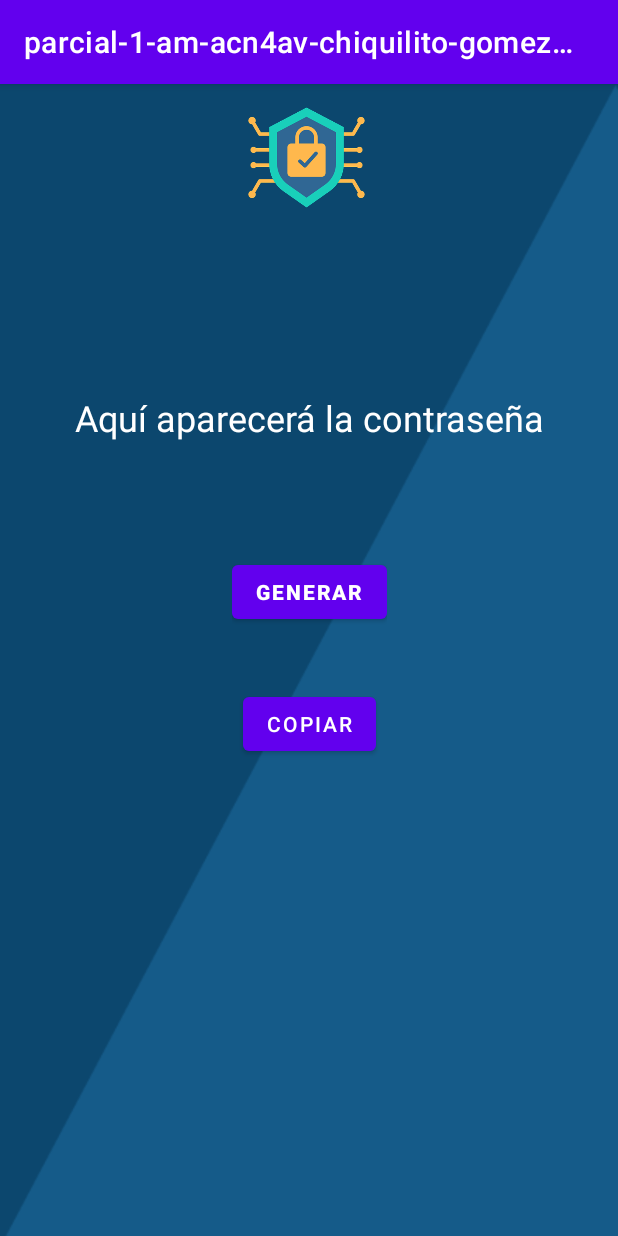
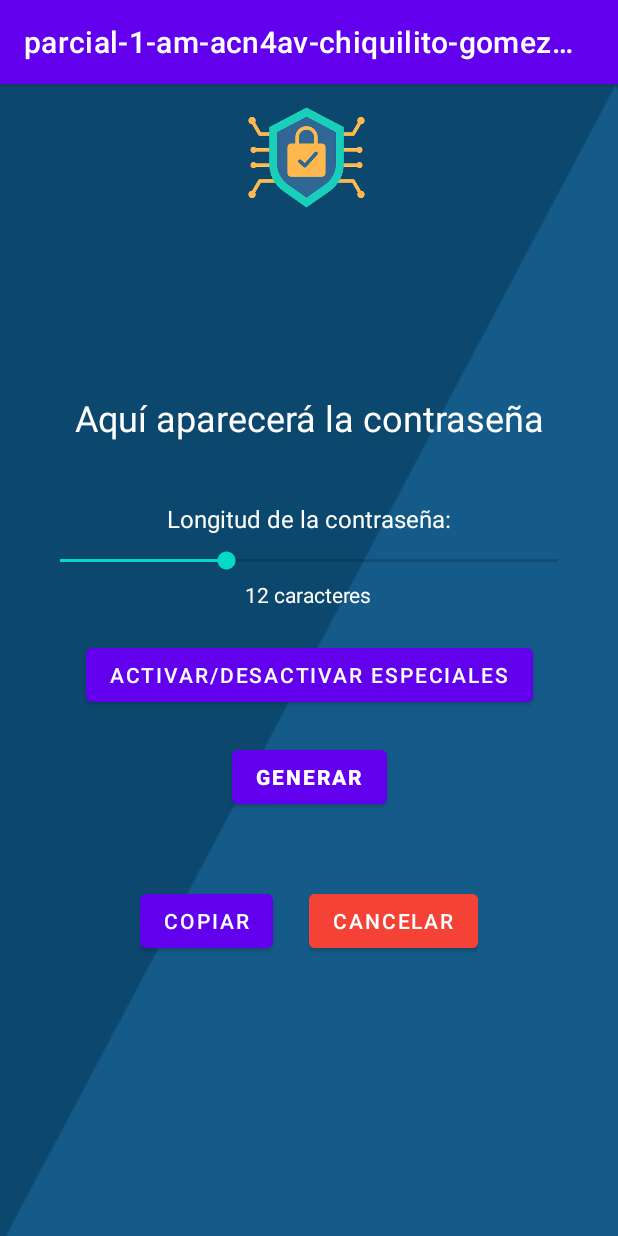
Before and after one commit to chiqui335/parcial-1-am-acn4av-chiquilito-gomezpacheco, an Android app: the MainActivity screen opened directly, with no data from a screen before it, on a phone screen of 412 x 824 dp. Run offline under Robolectric (Android 15) with nearby library versions, the phone set to English and light mode, and no system bars.

Commit message:
add: Seekbar, btnCancelar, btnToggleEspeciales

```diff
--- a/app/src/main/java/com/example/parcial_1_am_acn4av_chiquilito_gomezpacheco/MainActivity.java
+++ b/app/src/main/java/com/example/parcial_1_am_acn4av_chiquilito_gomezpacheco/MainActivity.java
@@ -3,6 +3,7 @@ package com.example.parcial_1_am_acn4av_chiquilito_gomezpacheco;
 import android.os.Bundle;
 import android.view.View;
 import android.widget.Button;
+import android.widget.SeekBar;
 import android.widget.TextView;
 import android.widget.Toast;
 
@@ -14,32 +15,64 @@ public class MainActivity extends AppCompatActivity {
     TextView txtPassword;
     Button btnGenerar;
     Button btnCopiar;
+    Button btnCancelar;
+    Button btnToggleEspeciales;
+    SeekBar seekBarLongitud;
+    TextView txtLongitud;
+    private int longitudPassword = 12;
+    private boolean usarCaracteresEspeciales = true; // Control de caracteres especiales
 
     @Override
     protected void onCreate(Bundle savedInstanceState) {
         super.onCreate(savedInstanceState);
         setContentView(R.layout.activity_main);
 
-        // Inicia los elementos del layout
+        // Iniciar los elementos del layout
         txtPassword = findViewById(R.id.txtPassword);
         btnGenerar = findViewById(R.id.btnGenerar);
         btnCopiar = findViewById(R.id.btnCopiar);
+        btnCancelar = findViewById(R.id.btnCancelar);
+        btnToggleEspeciales = findViewById(R.id.btnToggleEspeciales);
+        seekBarLongitud = findViewById(R.id.seekBarLongitud);
+        txtLongitud = findViewById(R.id.txtLongitud);
 
-        // Cuando se toca el botón "Generar", se genera una nueva contraseña
+        // SeekBar
+        seekBarLongitud.setOnSeekBarChangeListener(new SeekBar.OnSeekBarChangeListener() {
+            @Override
+            public void onProgressChanged(SeekBar seekBar, int progress, boolean fromUser) {
+                longitudPassword = 8 + progress; // Rango 8-20 (8 + 0 a 8 + 12)
+                txtLongitud.setText(longitudPassword + " caracteres");
+            }
+
+            @Override public void onStartTrackingTouch(SeekBar seekBar) {}
+            @Override public void onStopTrackingTouch(SeekBar seekBar) {}
+        });
+
+        // Botón de caracteres especiales
+        btnToggleEspeciales.setOnClickListener(new View.OnClickListener() {
+            @Override
+            public void onClick(View v) {
+                usarCaracteresEspeciales = !usarCaracteresEspeciales;
+                btnToggleEspeciales.setText(usarCaracteresEspeciales ?
+                        "Desactivar especiales" : "Activar especiales");
+            }
+        });
+
+        // Generar contraseña
         btnGenerar.setOnClickListener(new View.OnClickListener() {
             @Override
             public void onClick(View v) {
-                String password = generarContrasenaSegura(12); // Generar contraseña
-                txtPassword.setText(password); // Mostrar la contraseña generada
+                String password = generarContrasenaSegura(longitudPassword);
+                txtPassword.setText(password);
             }
         });
 
-        // Se copia la contraseña al portapapeles
+        // Copiar la contraseña al portapapeles
         btnCopiar.setOnClickListener(new View.OnClickListener() {
             @Override
             public void onClick(View v) {
                 String password = txtPassword.getText().toString();
-                if (!password.isEmpty()) {
+                if (!password.isEmpty() && !password.equals("Aquí aparecerá la contraseña")) {
                     // Copiar la contraseña al portapapeles
                     android.content.ClipboardManager clipboard = (android.content.ClipboardManager) getSystemService(CLIPBOARD_SERVICE);
                     android.content.ClipData clip = android.content.ClipData.newPlainText("Contraseña", password);
@@ -50,11 +83,22 @@ public class MainActivity extends AppCompatActivity {
                 }
             }
         });
+
+        btnCancelar.setOnClickListener(new View.OnClickListener() {
+            @Override
+            public void onClick(View v) {
+                // Cierra la actividad actual y regresa a la anterior
+                finish();
+            }
+        });
     }
 
-    // Metodo que genera contraseña
     private String generarContrasenaSegura(int longitud) {
-        String chars = "ABCDEFGHIJKLMNOPQRSTUVWXYZabcdefghijklmnopqrstuvwxyz0123456789!@#$%^&*";
+        String chars = "ABCDEFGHIJKLMNOPQRSTUVWXYZabcdefghijklmnopqrstuvwxyz0123456789";
+        if(usarCaracteresEspeciales) {
+            chars += "!@#$%^&*";
+        }
+
         SecureRandom random = new SecureRandom();
         StringBuilder sb = new StringBuilder();
 
@@ -63,6 +107,6 @@ public class MainActivity extends AppCompatActivity {
             sb.append(chars.charAt(index));
         }
 
-        return sb.toString(); // Devuelve la contraseña generada
+        return sb.toString();
     }
 }
--- a/app/src/main/res/layout/activity_main.xml
+++ b/app/src/main/res/layout/activity_main.xml
@@ -18,7 +18,7 @@
         app:layout_constraintStart_toStartOf="parent"
         app:layout_constraintTop_toTopOf="parent" />
 
-    <!-- TextView para la contraseña (se mantiene igual) -->
+    <!-- TextView para la contraseña -->
     <TextView
         android:id="@+id/txtPassword"
         android:layout_width="0dp"
@@ -34,29 +34,94 @@
         app:layout_constraintStart_toStartOf="parent"
         app:layout_constraintTop_toBottomOf="@id/imgLogo" />
 
+    <!-- Contenedor para el selector de longitud -->
     <LinearLayout
+        android:id="@+id/longitudContainer"
+        android:layout_width="0dp"
+        android:layout_height="wrap_content"
+        android:layout_marginHorizontal="24dp"
+        android:layout_marginTop="24dp"
+        android:orientation="vertical"
+        android:gravity="center_horizontal"
+        app:layout_constraintEnd_toEndOf="parent"
+        app:layout_constraintStart_toStartOf="parent"
+        app:layout_constraintTop_toBottomOf="@id/txtPassword">
+
+        <TextView
             android:layout_width="wrap_content"
             android:layout_height="wrap_content"
-        android:orientation="vertical"
-        android:gravity="center_horizontal"
-        app:layout_constraintTop_toBottomOf="@id/txtPassword"
+            android:text="Longitud de la contraseña:"
+            android:textColor="#FFFFFF"
+            android:textSize="16sp"/>
+
+        <SeekBar
+            android:id="@+id/seekBarLongitud"
+            android:layout_width="match_parent"
+            android:layout_height="wrap_content"
+            android:layout_marginTop="8dp"
+            android:max="12"
+            android:progress="4"/>
+
+        <TextView
+            android:id="@+id/txtLongitud"
+            android:layout_width="wrap_content"
+            android:layout_height="wrap_content"
+            android:layout_marginTop="4dp"
+            android:text="12 caracteres"
+            android:textColor="#FFFFFF"
+            android:textSize="14sp"/>
+    </LinearLayout>
+
+    <!-- Botón para caracteres especiales -->
+    <Button
+        android:id="@+id/btnToggleEspeciales"
+        android:layout_width="wrap_content"
+        android:layout_height="wrap_content"
+        android:text="Activar/Desactivar especiales"
+        android:textColor="#FFFFFF"
+        app:layout_constraintTop_toBottomOf="@id/longitudContainer"
         app:layout_constraintStart_toStartOf="parent"
         app:layout_constraintEnd_toEndOf="parent"
-        android:layout_marginTop="60dp">
+        android:layout_marginTop="20dp"/>
 
+    <!-- Botón GENERAR -->
     <Button
         android:id="@+id/btnGenerar"
         android:layout_width="wrap_content"
         android:layout_height="wrap_content"
         android:text="GENERAR"
-            android:textStyle="bold" />
+        android:textStyle="bold"
+        app:layout_constraintTop_toBottomOf="@id/btnToggleEspeciales"
+        app:layout_constraintStart_toStartOf="parent"
+        app:layout_constraintEnd_toEndOf="parent"
+        android:layout_marginTop="20dp"/>
+
+    <!-- Contenedor para COPIAR y CANCELAR -->
+    <LinearLayout
+        android:layout_width="wrap_content"
+        android:layout_height="wrap_content"
+        android:orientation="horizontal"
+        android:gravity="center"
+        app:layout_constraintTop_toBottomOf="@id/btnGenerar"
+        app:layout_constraintStart_toStartOf="parent"
+        app:layout_constraintEnd_toEndOf="parent"
+        android:layout_marginTop="40dp"
+        android:padding="8dp">
 
         <Button
             android:id="@+id/btnCopiar"
             android:layout_width="wrap_content"
             android:layout_height="wrap_content"
-            android:layout_marginTop="40dp"
-            android:text="COPIAR" />
+            android:text="COPIAR"
+            android:layout_marginEnd="24dp"/>
+
+        <Button
+            android:id="@+id/btnCancelar"
+            android:layout_width="wrap_content"
+            android:layout_height="wrap_content"
+            android:text="CANCELAR"
+            android:backgroundTint="#F44336"
+            android:textColor="#FFFFFF"/>
     </LinearLayout>
 
 </androidx.constraintlayout.widget.ConstraintLayout>
```
Lines whose indentation alone changed are shown as unchanged.
